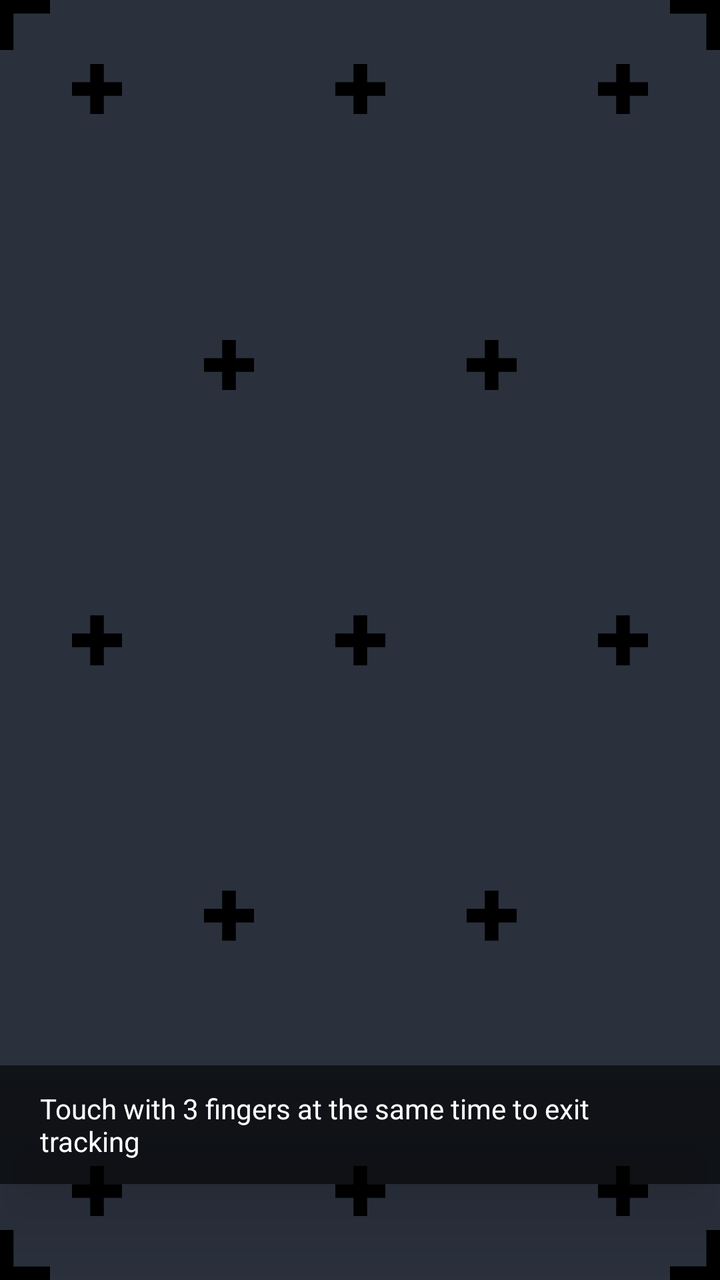
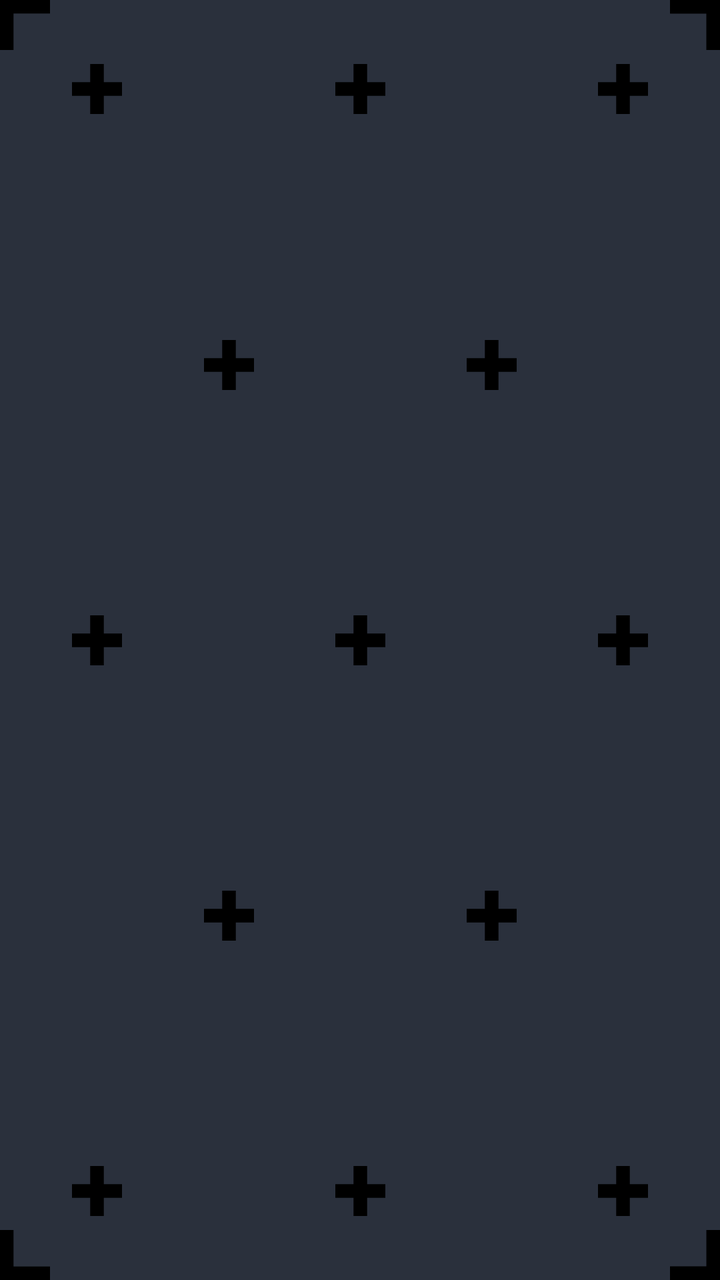

Before-and-after screenshots of an Android layout around one commit, followed by the original layout XML and the change that was made.
<!-- AndroidManifest.xml: application theme Theme.Screentrackr -->
<!-- res/layout/activity_trackingscreen.xml -->
<?xml version="1.0" encoding="utf-8"?>
<androidx.constraintlayout.widget.ConstraintLayout xmlns:android="http://schemas.android.com/apk/res/android"
    xmlns:app="http://schemas.android.com/apk/res-auto"
    xmlns:tools="http://schemas.android.com/tools"
    android:id="@+id/trackingBackground"
    android:layout_width="match_parent"
    android:layout_height="match_parent"
    android:foregroundTint="#BC3333"
    tools:context=".Trackingscreen">

    
    <androidx.constraintlayout.widget.ConstraintLayout
        android:id="@+id/mainTrackingLayer"
        android:layout_width="match_parent"
        android:layout_height="match_parent"
        app:layout_constraintBottom_toBottomOf="parent"
        app:layout_constraintEnd_toEndOf="parent"
        app:layout_constraintStart_toStartOf="parent"
        app:layout_constraintTop_toTopOf="parent">

        
        <ImageView
            android:id="@+id/trackingPoint_E_1"
            android:layout_width="25dp"
            android:layout_height="25dp"
            app:layout_constraintBottom_toBottomOf="parent"
            app:layout_constraintEnd_toEndOf="parent"
            app:srcCompat="@drawable/ic_marker_cross_edge"
            tools:ignore="ImageContrastCheck"/>
        <ImageView
            android:id="@+id/trackingPoint_E_2"
            android:layout_width="25dp"
            android:layout_height="25dp"
            android:rotation="90"
            app:layout_constraintBottom_toBottomOf="parent"
            app:layout_constraintStart_toStartOf="parent"
            app:srcCompat="@drawable/ic_marker_cross_edge"
            tools:ignore="ImageContrastCheck"/>
        <ImageView
            android:id="@+id/trackingPoint_E_3"
            android:layout_width="25dp"
            android:layout_height="25dp"
            app:layout_constraintStart_toStartOf="parent"
            app:layout_constraintTop_toTopOf="parent"
            android:rotation="180"
            app:srcCompat="@drawable/ic_marker_cross_edge"
            tools:ignore="ImageContrastCheck"/>
        <ImageView
            android:id="@+id/trackingPoint_E_4"
            android:layout_width="25dp"
            android:layout_height="25dp"
            android:rotation="270"
            app:layout_constraintEnd_toEndOf="parent"
            app:layout_constraintTop_toTopOf="parent"
            app:srcCompat="@drawable/ic_marker_cross_edge"
            tools:ignore="ImageContrastCheck" />

        
        <ImageView
            android:id="@+id/trackingPoint_1_4"
            android:layout_width="25dp"
            android:layout_height="25dp"
            app:layout_constraintBottom_toTopOf="@+id/guideline_bottom_hor"
            app:layout_constraintEnd_toStartOf="@+id/guideline_right_ver"
            app:srcCompat="@drawable/ic_marker_cross"
            tools:ignore="ImageContrastCheck" />

        <ImageView
            android:id="@+id/trackingPoint_1_3"
            android:layout_width="25dp"
            android:layout_height="25dp"
            app:layout_constraintBottom_toTopOf="@+id/guideline_bottom_hor"
            app:layout_constraintStart_toEndOf="@+id/guideline_left_ver"
            app:srcCompat="@drawable/ic_marker_cross"
            tools:ignore="ImageContrastCheck" />

        <ImageView
            android:id="@+id/trackingPoint_1_2"
            android:layout_width="25dp"
            android:layout_height="25dp"
            app:layout_constraintEnd_toStartOf="@id/guideline_right_ver"
            app:layout_constraintTop_toBottomOf="@id/guideline_top_hor"
            app:srcCompat="@drawable/ic_marker_cross"
            tools:ignore="ImageContrastCheck" />

        <ImageView
            android:id="@+id/trackingPoint_1_1"
            android:layout_width="25dp"
            android:layout_height="25dp"
            app:layout_constraintStart_toEndOf="@id/guideline_left_ver"
            app:layout_constraintTop_toBottomOf="@id/guideline_top_hor"
            app:srcCompat="@drawable/ic_marker_cross"
            tools:ignore="ImageContrastCheck" />

        <ImageView
            android:id="@+id/trackingPoint_1_5"
            android:layout_width="25dp"
            android:layout_height="25dp"
            app:layout_constraintBottom_toBottomOf="parent"
            app:layout_constraintEnd_toEndOf="parent"
            app:layout_constraintStart_toStartOf="parent"
            app:layout_constraintTop_toTopOf="parent"
            app:srcCompat="@drawable/ic_marker_cross"
            tools:ignore="ImageContrastCheck" />

        
        <androidx.constraintlayout.widget.Guideline
            android:id="@+id/guideline_mid_ver"
            android:layout_width="wrap_content"
            android:layout_height="wrap_content"
            android:orientation="vertical"
            app:layout_constraintGuide_percent="0.5" />

        <androidx.constraintlayout.widget.Guideline
            android:id="@+id/guideline_mid_hor"
            android:layout_width="wrap_content"
            android:layout_height="wrap_content"
            android:orientation="horizontal"
            app:layout_constraintGuide_percent="0.5" />

        <androidx.constraintlayout.widget.Guideline
            android:id="@+id/guideline_left_ver"
            android:layout_width="wrap_content"
            android:layout_height="wrap_content"
            android:orientation="vertical"
            app:layout_constraintGuide_percent="0.10" />

        <androidx.constraintlayout.widget.Guideline
            android:id="@+id/guideline_right_ver"
            android:layout_width="wrap_content"
            android:layout_height="wrap_content"
            android:orientation="vertical"
            app:layout_constraintGuide_percent="0.90" />

        <androidx.constraintlayout.widget.Guideline
            android:id="@+id/guideline_top_hor"
            android:layout_width="wrap_content"
            android:layout_height="wrap_content"
            android:orientation="horizontal"
            app:layout_constraintGuide_percent="0.05" />

        <androidx.constraintlayout.widget.Guideline
            android:id="@+id/guideline_bottom_hor"
            android:layout_width="wrap_content"
            android:layout_height="wrap_content"
            android:orientation="horizontal"
            app:layout_constraintGuide_percent="0.95" />

        
        <ImageView
            android:id="@+id/trackingPoint_2_3"
            android:layout_width="25dp"
            android:layout_height="25dp"
            app:layout_constraintBottom_toTopOf="@id/guideline_bottom_hor"
            app:layout_constraintEnd_toStartOf="@+id/guideline_right_ver"
            app:layout_constraintStart_toStartOf="@+id/guideline_left_ver"
            app:srcCompat="@drawable/ic_marker_cross"
            tools:ignore="ImageContrastCheck" />

        <ImageView
            android:id="@+id/trackingPoint_2_1"
            android:layout_width="25dp"
            android:layout_height="25dp"
            app:layout_constraintEnd_toStartOf="@+id/guideline_right_ver"
            app:layout_constraintStart_toStartOf="@+id/guideline_left_ver"
            app:layout_constraintTop_toBottomOf="@id/guideline_top_hor"
            app:srcCompat="@drawable/ic_marker_cross"
            tools:ignore="ImageContrastCheck" />

        <ImageView
            android:id="@+id/trackingPoint_2_2"
            android:layout_width="25dp"
            android:layout_height="25dp"
            app:layout_constraintBottom_toTopOf="@+id/guideline_bottom_hor"
            app:layout_constraintEnd_toStartOf="@+id/guideline_right_ver"
            app:layout_constraintTop_toTopOf="@id/guideline_top_hor"
            app:srcCompat="@drawable/ic_marker_cross"
            tools:ignore="ImageContrastCheck" />

        <ImageView
            android:id="@+id/trackingPoint_2_4"
            android:layout_width="25dp"
            android:layout_height="25dp"
            app:layout_constraintBottom_toTopOf="@+id/guideline_bottom_hor"
            app:layout_constraintStart_toEndOf="@id/guideline_left_ver"
            app:layout_constraintTop_toTopOf="@id/guideline_top_hor"
            app:srcCompat="@drawable/ic_marker_cross"
            tools:ignore="ImageContrastCheck" />

        <ImageView
            android:id="@+id/trackingPoint_3_3"
            android:layout_width="25dp"
            android:layout_height="25dp"
            app:layout_constraintBottom_toTopOf="@+id/guideline_bottom_hor"
            app:layout_constraintEnd_toStartOf="@+id/guideline_right_ver"
            app:layout_constraintStart_toStartOf="@+id/trackingPoint_1_5"
            app:layout_constraintTop_toTopOf="@+id/trackingPoint_1_5"
            app:srcCompat="@drawable/ic_marker_cross"
            tools:ignore="ImageContrastCheck" />

        <ImageView
            android:id="@+id/trackingPoint_3_2"
            android:layout_width="25dp"
            android:layout_height="25dp"
            app:layout_constraintBottom_toBottomOf="@+id/trackingPoint_1_5"
            app:layout_constraintEnd_toStartOf="@+id/guideline_right_ver"
            app:layout_constraintStart_toStartOf="@+id/trackingPoint_1_5"
            app:layout_constraintTop_toTopOf="@+id/guideline_top_hor"
            app:srcCompat="@drawable/ic_marker_cross"
            tools:ignore="ImageContrastCheck" />

        <ImageView
            android:id="@+id/trackingPoint_3_4"
            android:layout_width="25dp"
            android:layout_height="25dp"
            app:layout_constraintBottom_toTopOf="@+id/guideline_bottom_hor"
            app:layout_constraintEnd_toEndOf="@+id/trackingPoint_1_5"
            app:layout_constraintStart_toStartOf="@+id/guideline_left_ver"
            app:layout_constraintTop_toTopOf="@+id/trackingPoint_1_5"
            app:srcCompat="@drawable/ic_marker_cross"
            tools:ignore="ImageContrastCheck" />

        <ImageView
            android:id="@+id/trackingPoint_3_1"
            android:layout_width="25dp"
            android:layout_height="25dp"
            app:layout_constraintBottom_toBottomOf="@+id/trackingPoint_1_5"
            app:layout_constraintEnd_toEndOf="@+id/trackingPoint_1_5"
            app:layout_constraintStart_toStartOf="@+id/guideline_left_ver"
            app:layout_constraintTop_toTopOf="@+id/guideline_top_hor"
            app:srcCompat="@drawable/ic_marker_cross"
            tools:ignore="ImageContrastCheck" />

    </androidx.constraintlayout.widget.ConstraintLayout>

    
    <TextView
        android:id="@+id/exitHintText"
        android:layout_width="wrap_content"
        android:layout_height="wrap_content"
        android:layout_marginBottom="48dp"
        android:background="#99000000"
        android:paddingStart="20dp"
        android:paddingTop="12dp"
        android:paddingEnd="20dp"
        android:paddingBottom="12dp"
        android:text="@string/instruction_tap_to_exit"
        android:textColor="#FFFFFF"
        android:textSize="14sp"
        android:elevation="20dp"
        app:layout_constraintBottom_toBottomOf="parent"
        app:layout_constraintEnd_toEndOf="parent"
        app:layout_constraintStart_toStartOf="parent"
        tools:ignore="HardcodedText,TextContrastCheck" />

    
    <androidx.constraintlayout.widget.ConstraintLayout
        android:id="@+id/scrollMarkerLayer"
        android:layout_width="match_parent"
        android:layout_height="match_parent"
        android:elevation="10dp"
        app:layout_constraintBottom_toBottomOf="parent"
        app:layout_constraintEnd_toEndOf="parent"
        app:layout_constraintStart_toStartOf="parent"
        app:layout_constraintTop_toTopOf="parent">

        

    </androidx.constraintlayout.widget.ConstraintLayout>

</androidx.constraintlayout.widget.ConstraintLayout>
<!-- resources referenced by this layout -->
<resources>
  <!-- drawable ic_marker_cross (drawable) -->
  <vector xmlns:android="http://schemas.android.com/apk/res/android"
      android:width="256dp"
      android:height="256dp"
      android:viewportWidth="256"
      android:viewportHeight="256">
    <path
        android:fillColor="#FF000000"
        android:pathData="M162.91,93.09L162.91,0L93.09,0L93.09,93.09L0,93.09L0,162.91L93.09,162.91L93.09,256L162.91,256L162.91,162.91L256,162.91L256,93.09L162.91,93.09Z"/>
  </vector>
  <!-- drawable ic_marker_cross_edge (drawable) -->
  <vector xmlns:android="http://schemas.android.com/apk/res/android"
      android:width="256dp"
      android:height="256dp"
      android:viewportWidth="128"
      android:viewportHeight="128">
    <path
        android:fillColor="#FF000000"
        android:pathData="M162.91,93.09L162.91,0L93.09,0L93.09,93.09L0,93.09L0,162.91L93.09,162.91L93.09,256L162.91,256L162.91,162.91L256,162.91L256,93.09L162.91,93.09Z"/>
  </vector>
  <string name="instruction_tap_to_exit">Touch with 3 fingers at the same time to exit tracking</string>
  <style name="Theme.Screentrackr" parent="Theme.MaterialComponents.DayNight.NoActionBar">
          
          <item name="colorPrimary">@color/primary</item>
          <item name="colorPrimaryVariant">@color/background</item>
          <item name="colorOnPrimary">@color/black</item>
          <item name="android:windowBackground">@color/background</item>
          <item name="android:textColor">@color/text_light</item>
          
          <item name="colorSecondary">@color/teal_200</item>
          <item name="colorSecondaryVariant">@color/teal_700</item>
          <item name="colorOnSecondary">@color/black</item>
          
          <item name="android:statusBarColor" tools:targetApi="l">?attr/colorPrimaryVariant</item>
          
      </style>
  <color name="primary">#00FF00</color>
  <color name="background">#2A303C</color>
  <color name="black">#FF000000</color>
  <color name="text_light">#a6adba</color>
  <color name="teal_200">#FF03DAC5</color>
  <color name="teal_700">#FF018786</color>
</resources>

<!-- the commit's change to res/layout/activity_trackingscreen.xml (unified diff, before → after) -->
@@ -248,6 +248,7 @@
         android:textColor="#FFFFFF"
         android:textSize="14sp"
         android:elevation="20dp"
+        android:visibility="gone"
         app:layout_constraintBottom_toBottomOf="parent"
         app:layout_constraintEnd_toEndOf="parent"
         app:layout_constraintStart_toStartOf="parent"
